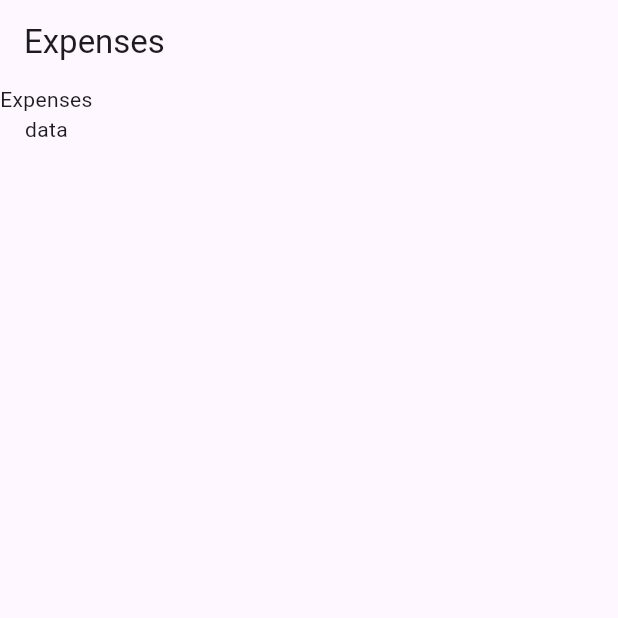
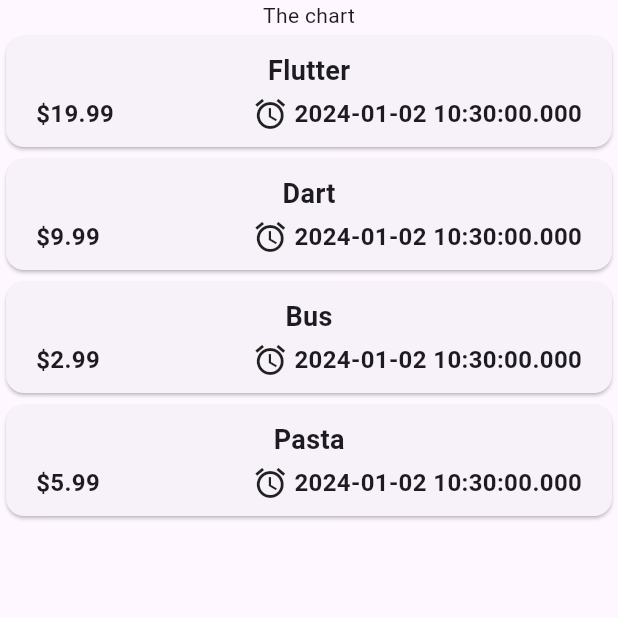
Before and after one commit to konter-dev/expense-tracker, a Flutter app: the screen it shows after launch, on a phone screen of 412 x 824 dp, the top half of it. Run offline on Flutter 3.47's test engine with Material 3 defaults, Android fonts, the phone set to English and light mode, and no system bars.

Commit message:
added Expenses list

```diff
--- a/lib/main.dart
+++ b/lib/main.dart
@@ -1,6 +1,6 @@
 import 'package:flutter/material.dart';
 
-import 'expenses.dart';
+import 'widgets/expenses.dart';
 
 void main() {
   runApp(const MainApp());
--- a/lib/expenses.dart
+++ b/lib/widgets/expenses.dart
@@ -1,6 +1,7 @@
+import 'package:expense_tracker/widgets/expenses_list/expenses_list.dart';
 import 'package:flutter/material.dart';
 
-import 'models/expense.dart';
+import '../models/expense.dart';
 
 class Expenses extends StatefulWidget {
   const Expenses({super.key});
@@ -36,13 +37,15 @@ class _ExpensesState extends State<Expenses> {
   @override
   Widget build(BuildContext context) {
     return Scaffold(
-      appBar: AppBar(
-        title: const Text('Expenses'),
-      ),
-      body: const Column(
+      // appBar: AppBar(
+      //   title: const Text('Expenses'),
+      // ),
+      body: Column(
         children: [
-          Text('Expenses'),
-          Text('data'),
+          const Text('The chart'),
+          Expanded(
+            child: ExpensesList(expenses: _registeredExpenses),
+          ),
         ],
       ),
     );
--- /dev/null
+++ b/lib/widgets/expenses_list/expense_item.dart
@@ -0,0 +1,59 @@
+import 'package:expense_tracker/models/expense.dart';
+import 'package:flutter/material.dart';
+
+class ExpenseItem extends StatelessWidget {
+  const ExpenseItem(this.expense, {super.key});
+
+  final Expense expense;
+
+  @override
+  Widget build(BuildContext context) {
+    return Card(
+      child: Padding(
+        padding: const EdgeInsets.symmetric(
+          horizontal: 20,
+          vertical: 10,
+        ),
+        child: Column(
+          children: [
+            Text(
+              expense.title,
+              style: const TextStyle(
+                fontSize: 18,
+                fontWeight: FontWeight.bold,
+              ),
+            ),
+            const SizedBox(
+              height: 4,
+            ),
+            Row(
+              children: [
+                Text(
+                  '\$${expense.amount.toStringAsFixed(2)}',
+                  style: const TextStyle(
+                    fontSize: 16,
+                    fontWeight: FontWeight.bold,
+                  ),
+                ),
+                const Spacer(),
+                Row(children: [
+                  const Icon(Icons.alarm),
+                  const SizedBox(
+                    width: 4,
+                  ),
+                  Text(
+                    expense.date.toString(),
+                    style: const TextStyle(
+                      fontSize: 16,
+                      fontWeight: FontWeight.bold,
+                    ),
+                  ),
+                ]),
+              ],
+            ),
+          ],
+        ),
+      ),
+    );
+  }
+}
--- /dev/null
+++ b/lib/widgets/expenses_list/expenses_list.dart
@@ -0,0 +1,17 @@
+import 'package:expense_tracker/models/expense.dart';
+import 'package:expense_tracker/widgets/expenses_list/expense_item.dart';
+import 'package:flutter/material.dart';
+
+class ExpensesList extends StatelessWidget {
+  const ExpensesList({super.key, required this.expenses});
+
+  final List<Expense> expenses;
+
+  @override
+  Widget build(BuildContext context) {
+    return ListView.builder(
+      itemBuilder: (ctx, index) => ExpenseItem(expenses[index]),
+      itemCount: expenses.length,
+    );
+  }
+}
```
Also changed, not shown: pubspec.lock.
